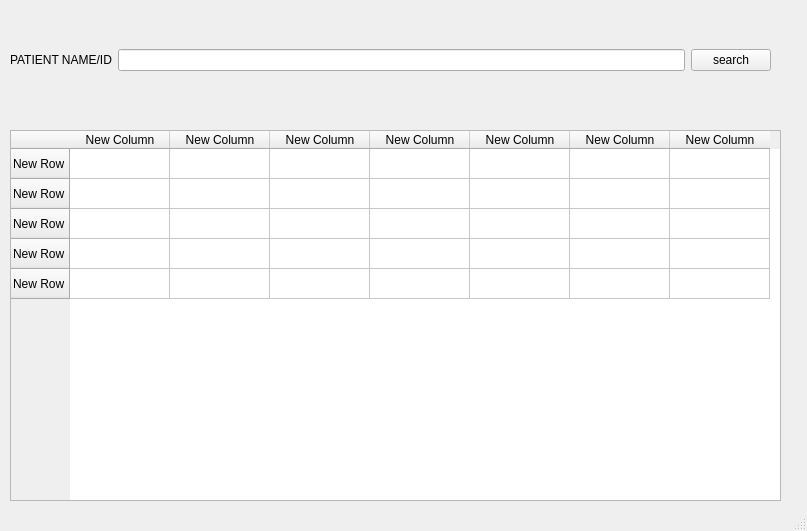
This is mainwindow.ui in ChadBojelador/Medical-Record-Management-System as Qt 5 draws it before an edit. The edited form follows.
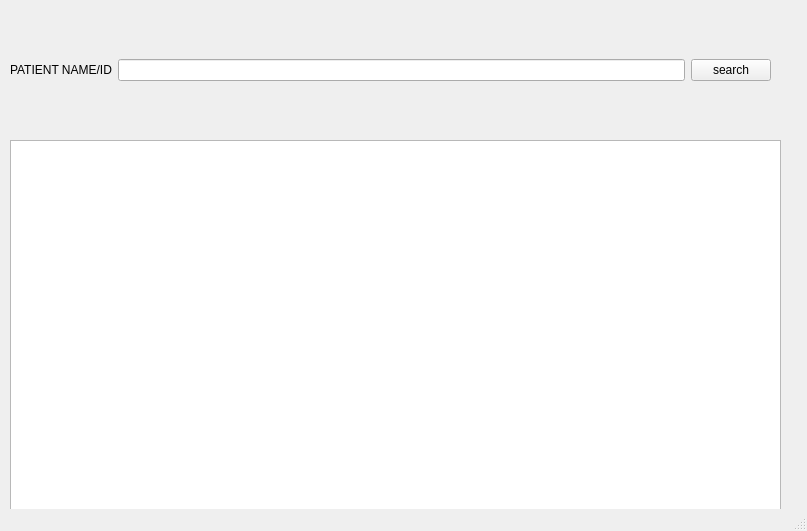
This is the edited form. The open tabs and pages were chosen to show the change.

Patch:
```diff
--- a/mainwindow.ui
+++ b/mainwindow.ui
@@ -18,7 +18,7 @@
     <property name="geometry">
      <rect>
       <x>0</x>
-      <y>0</y>
+      <y>10</y>
       <width>811</width>
       <height>531</height>
      </rect>
@@ -686,66 +686,6 @@
         <height>371</height>
        </rect>
       </property>
-      <row>
-       <property name="text">
-        <string>New Row</string>
-       </property>
-      </row>
-      <row>
-       <property name="text">
-        <string>New Row</string>
-       </property>
-      </row>
-      <row>
-       <property name="text">
-        <string>New Row</string>
-       </property>
-      </row>
-      <row>
-       <property name="text">
-        <string>New Row</string>
-       </property>
-      </row>
-      <row>
-       <property name="text">
-        <string>New Row</string>
-       </property>
-      </row>
-      <column>
-       <property name="text">
-        <string>New Column</string>
-       </property>
-      </column>
-      <column>
-       <property name="text">
-        <string>New Column</string>
-       </property>
-      </column>
-      <column>
-       <property name="text">
-        <string>New Column</string>
-       </property>
-      </column>
-      <column>
-       <property name="text">
-        <string>New Column</string>
-       </property>
-      </column>
-      <column>
-       <property name="text">
-        <string>New Column</string>
-       </property>
-      </column>
-      <column>
-       <property name="text">
-        <string>New Column</string>
-       </property>
-      </column>
-      <column>
-       <property name="text">
-        <string>New Column</string>
-       </property>
-      </column>
      </widget>
     </widget>
    </widget>
```
Left out of the diff: 112 changed lines with no effect on the pictures.
